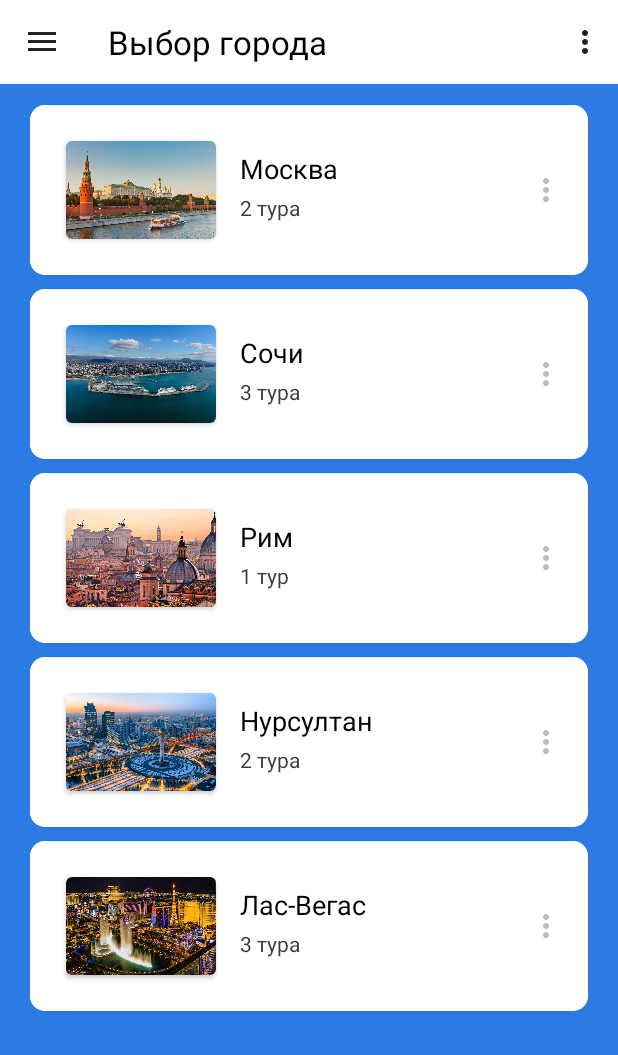
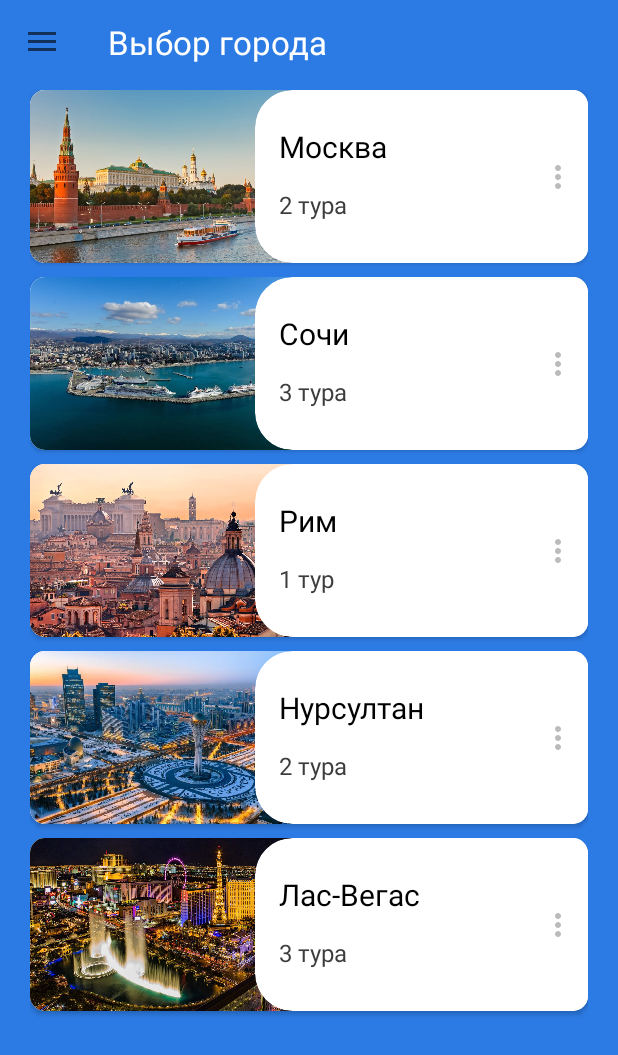
Before and after one commit to SochiDT/DT-TOUR-MOBILE, an Android app: the CityActivity screen opened directly, with no data from a screen before it, on a phone screen of 412 x 824 dp. Shown: the top 1055 px of the screen. Run offline under Robolectric (Android 15) with nearby library versions, the phone set to English and light mode, and no system bars; libraries missing offline, so code that uses them is left out: org.json.simple; Roboto replaces fonts that are not available here; 3 statements that could not run were skipped.

Commit message:
APP_Test2.0

```diff
--- a/app/src/main/java/dt/devsquad/dttour/Card.java
+++ b/app/src/main/java/dt/devsquad/dttour/Card.java
@@ -1,11 +1,13 @@
 package dt.devsquad.dttour;
+
+import org.json.simple.JSONArray;
 
 public class Card {
     String textFirst;
     String textSecond;
     int value;
     int id;
-
+    JSONArray array;
 
     Card(String textFirst, String textSecond,int value, int id){
         this.textFirst = textFirst;
--- a/app/src/main/java/dt/devsquad/dttour/CardDB.java
+++ b/app/src/main/java/dt/devsquad/dttour/CardDB.java
@@ -2,17 +2,12 @@ package dt.devsquad.dttour;
 
 import org.json.simple.JSONArray;
 import org.json.simple.JSONObject;
-
 import java.util.ArrayList;
 import java.util.HashMap;
 import java.util.Map;
 
 public class CardDB {
     ArrayList<Card> cardSet = new ArrayList<>();
-    String[] textFirst;
-    String[] textSecond;
-    int[] value;
-    int[] id;
     Map<String, Integer> map = new HashMap<>();
 
     CardDB(JSONArray array){
--- a/app/src/main/java/dt/devsquad/dttour/CityActivity.java
+++ b/app/src/main/java/dt/devsquad/dttour/CityActivity.java
@@ -116,19 +116,11 @@ public class CityActivity extends AppCompatActivity implements NavigationView.On
         int id = item.getItemId();
 
         //noinspection SimplifiableIfStatement
-        if (id == R.id.action_settings) {
-            return true;
-        }
+
 
         return super.onOptionsItemSelected(item);
     }
 
-    @Override
-    public boolean onCreateOptionsMenu(Menu menu) {
-        // Inflate the menu; this adds items to the action bar if it is present.
-        getMenuInflater().inflate(R.menu.main, menu);
-        return true;
-    }
 
     @Override
     public void onBackPressed() {
--- a/app/src/main/java/dt/devsquad/dttour/TourActivity.java
+++ b/app/src/main/java/dt/devsquad/dttour/TourActivity.java
@@ -96,19 +96,12 @@ public class TourActivity extends AppCompatActivity implements NavigationView.On
         int id = item.getItemId();
 
         //noinspection SimplifiableIfStatement
-        if (id == R.id.action_settings) {
-            return true;
-        }
+
 
         return super.onOptionsItemSelected(item);
     }
 
-    @Override
-    public boolean onCreateOptionsMenu(Menu menu) {
-        // Inflate the menu; this adds items to the action bar if it is present.
-        getMenuInflater().inflate(R.menu.main, menu);
-        return true;
-    }
+
 
     @Override
     public void onBackPressed() {
--- /dev/null
+++ b/app/src/main/res/drawable/ic_dehaze_black_24dp.xml
@@ -0,0 +1,5 @@
+<vector android:height="24dp" android:tint="#FFFFFF"
+    android:viewportHeight="24.0" android:viewportWidth="24.0"
+    android:width="24dp" xmlns:android="http://schemas.android.com/apk/res/android">
+    <path android:fillColor="#FFFFFFFF" android:pathData="M2,15.5v2h20v-2L2,15.5zM2,10.5v2h20v-2L2,10.5zM2,5.5v2h20v-2L2,5.5z"/>
+</vector>
--- a/app/src/main/res/layout/activity_city.xml
+++ b/app/src/main/res/layout/activity_city.xml
@@ -21,7 +21,7 @@
         <TextView
             android:id="@+id/textView4"
             android:layout_width="match_parent"
-            android:layout_height="50dp"
+            android:layout_height="40dp"
             android:background="@color/colorPrimary"
             android:gravity="center"
             android:text="@string/textCityHeader"
@@ -34,7 +34,9 @@
             android:layout_height="match_parent"
             android:layout_margin="20dp"
             android:divider="#00000000"
-            android:dividerHeight="0dp" />
+            android:dividerHeight="0dp"
+            android:scrollbarThumbHorizontal="@color/f"
+            android:scrollbarThumbVertical="@color/f" />
 
     </LinearLayout>
 
@@ -50,5 +52,7 @@
         android:layout_gravity="start"
         android:fitsSystemWindows="true"
         app:headerLayout="@layout/nav_header_main"
-        app:menu="@menu/activity_main_drawer"/>
+        app:insetForeground="#ffffff"
+        app:itemBackground="@drawable/ic_dehaze_black_24dp"
+        app:menu="@menu/activity_main_drawer" />
 </androidx.drawerlayout.widget.DrawerLayout>
--- a/app/src/main/res/layout/activity_tour.xml
+++ b/app/src/main/res/layout/activity_tour.xml
@@ -33,7 +33,10 @@
             android:layout_height="match_parent"
             android:layout_margin="20dp"
             android:divider="#00000000"
-            android:dividerHeight="0dp"/>
+            android:dividerHeight="0dp"
+            android:scrollbarThumbHorizontal="@color/f"
+            android:scrollbarThumbVertical="@color/f"
+            android:scrollbars="vertical" />
 
     </LinearLayout>
     <include
--- a/app/src/main/res/layout/app_bar_main.xml
+++ b/app/src/main/res/layout/app_bar_main.xml
@@ -11,12 +11,12 @@
         android:id="@+id/toolbar"
         android:layout_width="match_parent"
         android:layout_height="wrap_content"
-        android:background="@color/whiteTextColor"
+        android:background="#2C7BE4"
         android:minHeight="?attr/actionBarSize"
-        android:theme="?attr/actionBarTheme"
+        app:navigationIcon="@drawable/ic_dehaze_black_24dp"
         app:title="@string/textCityHeader"
         app:titleTextAppearance="@style/TextAppearance.AppCompat.Large"
-        app:titleTextColor="#000000" />
+        app:titleTextColor="#FFFFFF" />
 
 
 </androidx.coordinatorlayout.widget.CoordinatorLayout>
--- a/app/src/main/res/layout/app_bar_main2.xml
+++ b/app/src/main/res/layout/app_bar_main2.xml
@@ -11,12 +11,12 @@
         android:id="@+id/toolbar2"
         android:layout_width="match_parent"
         android:layout_height="wrap_content"
-        android:background="@color/whiteTextColor"
+        android:background="#2C7BE4"
         android:minHeight="?attr/actionBarSize"
         android:theme="?attr/actionBarTheme"
         app:title="@string/textTourHeader"
         app:titleTextAppearance="@style/TextAppearance.AppCompat.Large"
-        app:titleTextColor="#000000" />
+        app:titleTextColor="#FFFFFF" />
 
 
 </androidx.coordinatorlayout.widget.CoordinatorLayout>
--- a/app/src/main/res/layout/layout_login.xml
+++ b/app/src/main/res/layout/layout_login.xml
@@ -11,38 +11,42 @@
 
     <androidx.constraintlayout.widget.ConstraintLayout
         android:layout_width="match_parent"
-        android:layout_height="wrap_content"
+        android:layout_height="115dp"
         android:background="@color/whiteTextColor">
-
-        <androidx.cardview.widget.CardView
-            android:id="@+id/cardView"
-            android:layout_width="wrap_content"
-            android:layout_height="wrap_content"
-            android:layout_marginStart="24dp"
-            android:layout_marginTop="24dp"
-            android:layout_marginBottom="24dp"
-            app:cardCornerRadius="4dp"
-            app:layout_constraintBottom_toBottomOf="parent"
-            app:layout_constraintStart_toStartOf="parent"
-            app:layout_constraintTop_toTopOf="parent">
 
         <ImageView
             android:id="@+id/imageUrl"
-                android:layout_width="100dp"
-                android:layout_height="65dp"
+            android:layout_width="175dp"
+            android:layout_height="match_parent"
             android:foregroundGravity="fill_horizontal|fill_vertical"
             android:scaleType="fitXY"
             app:layout_constraintBottom_toBottomOf="parent"
             app:layout_constraintStart_toStartOf="parent"
             app:layout_constraintTop_toTopOf="parent"
             app:srcCompat="@drawable/city" />
-        </androidx.cardview.widget.CardView>
+
+        <androidx.cardview.widget.CardView
+            android:id="@+id/cardView"
+            android:layout_width="0dp"
+            android:layout_height="0dp"
+            android:layout_marginStart="150dp"
+            app:cardCornerRadius="25dp"
+            app:cardElevation="0dp"
+            app:cardMaxElevation="0dp"
+            app:layout_constraintBottom_toBottomOf="parent"
+            app:layout_constraintEnd_toEndOf="parent"
+            app:layout_constraintStart_toStartOf="parent"
+            app:layout_constraintTop_toTopOf="parent">
+
+            <androidx.constraintlayout.widget.ConstraintLayout
+                android:layout_width="match_parent"
+                android:layout_height="match_parent">
 
                 <ImageView
                     android:id="@+id/imageView3"
                     android:layout_width="wrap_content"
-            android:layout_height="wrap_content"
-            android:layout_marginEnd="16dp"
+                    android:layout_height="24dp"
+                    android:layout_marginEnd="8dp"
                     app:layout_constraintBottom_toBottomOf="parent"
                     app:layout_constraintEnd_toEndOf="parent"
                     app:layout_constraintTop_toTopOf="parent"
@@ -53,25 +57,29 @@
                     android:layout_width="wrap_content"
                     android:layout_height="wrap_content"
                     android:layout_marginStart="16dp"
-            android:layout_marginBottom="35dp"
+                    android:layout_marginBottom="28dp"
                     android:fontFamily="@font/roboto_light"
                     android:text="TextView"
                     android:textColor="#3C3C3C"
+                    android:textSize="16sp"
                     app:layout_constraintBottom_toBottomOf="parent"
-            app:layout_constraintStart_toEndOf="@+id/cardView" />
+                    app:layout_constraintStart_toStartOf="parent" />
 
                 <TextView
                     android:id="@+id/textFirst"
                     android:layout_width="wrap_content"
                     android:layout_height="wrap_content"
                     android:layout_marginStart="16dp"
-            android:layout_marginTop="30dp"
+                    android:layout_marginTop="24dp"
                     android:fontFamily="@font/roboto"
                     android:text="TextView"
                     android:textColor="#000000"
-            android:textSize="18sp"
-            app:layout_constraintStart_toEndOf="@+id/cardView"
+                    android:textSize="20sp"
+                    app:layout_constraintStart_toStartOf="parent"
                     app:layout_constraintTop_toTopOf="parent" />
+            </androidx.constraintlayout.widget.ConstraintLayout>
+
+        </androidx.cardview.widget.CardView>
 
     </androidx.constraintlayout.widget.ConstraintLayout>
 
--- a/app/src/main/res/menu/main.xml
+++ /dev/null
@@ -1,8 +0,0 @@
-<?xml version="1.0" encoding="utf-8"?>
-<menu xmlns:android="http://schemas.android.com/apk/res/android"
-      xmlns:app="http://schemas.android.com/apk/res-auto">
-    <item android:id="@+id/action_settings"
-          android:title="@string/action_settings"
-          android:orderInCategory="100"
-          app:showAsAction="never"/>
-</menu>
--- a/app/src/main/res/values/colors.xml
+++ b/app/src/main/res/values/colors.xml
@@ -1,8 +1,9 @@
 <?xml version="1.0" encoding="utf-8"?>
 <resources>
     <color name="colorPrimary">#6200EE</color>
-    <color name="colorPrimaryDark">#3700B3</color>
+    <color name="colorPrimaryDark">#2c7be4</color>
     <color name="colorAccent">#03DAC5</color>
     <color name="whiteTextColor">#fff</color>
     <color name="primaryTextColor">#00a5ff</color>
+    <color name="f">#00FFFFFF</color>
 </resources>
```
Lines whose indentation alone changed are shown as unchanged.
